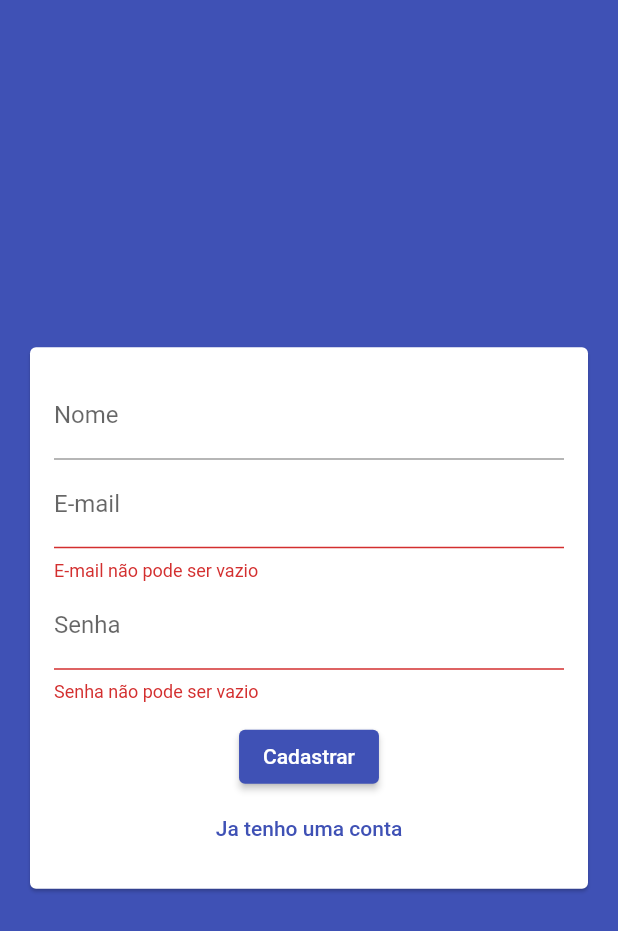
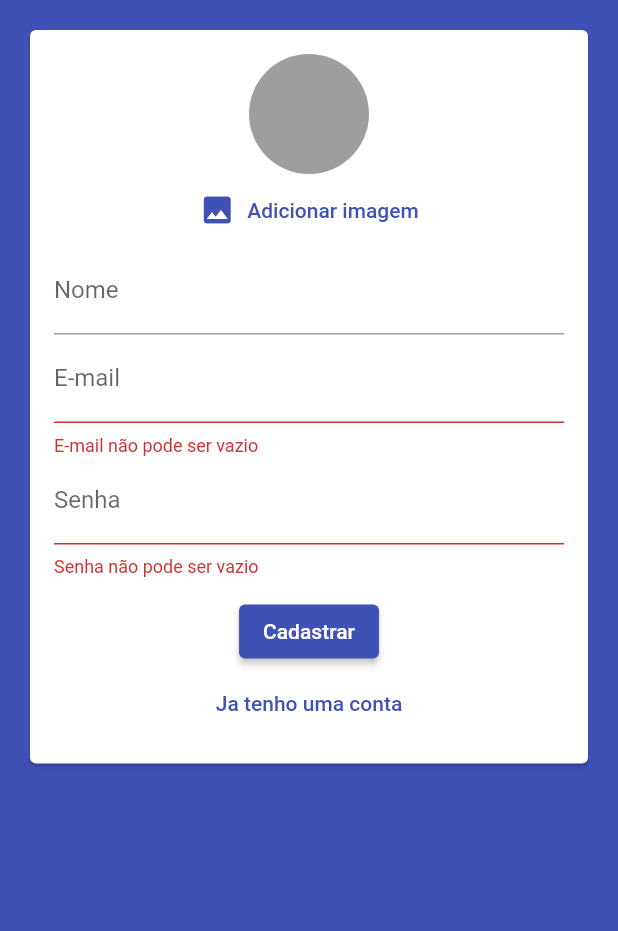
Before and after one commit to devleandrodias/udemy-cod3r-flutter, a Flutter app: the screen it shows after launch, after a tap on "Entrar", after a tap on "Criar uma nova conta?", on a phone screen of 412 x 824 dp. Shown: the top 931 px of the screen. Run offline on Flutter 3.47's test engine with Material 2 defaults, Android fonts, the phone set to English and light mode, and no system bars; our stand-ins replace cloud_firestore, firebase_auth, image_picker, location, sqflite; accounts and stored records are empty.

Commit message:
obtendo dados de imagem do usuario

```diff
--- a/flutter/07_chat/lib/models/auth_data.dart
+++ b/flutter/07_chat/lib/models/auth_data.dart
@@ -1,9 +1,12 @@
+import 'dart:io';
+
 enum EAuthMode {
   SIGN_IN,
   SIGN_UP,
 }
 
 class AuthData {
+  File image;
   String name;
   String email;
   String password;
--- a/flutter/07_chat/lib/screens/auth_screen.dart
+++ b/flutter/07_chat/lib/screens/auth_screen.dart
@@ -64,7 +64,8 @@ class _AuthScreenState extends State<AuthScreen> {
     return Scaffold(
       key: _scaffoldKey,
       backgroundColor: Theme.of(context).primaryColor,
-      body: Center(
+      body: SingleChildScrollView(
+        child: Center(
           child: Column(
             mainAxisSize: MainAxisSize.min,
             children: [
@@ -88,6 +89,7 @@ class _AuthScreenState extends State<AuthScreen> {
             ],
           ),
         ),
+      ),
     );
   }
 }
--- a/flutter/07_chat/lib/widgets/auth_form.dart
+++ b/flutter/07_chat/lib/widgets/auth_form.dart
@@ -1,4 +1,7 @@
+import 'dart:io';
+
 import 'package:chat/models/auth_data.dart';
+import 'package:chat/widgets/user_image_picker.dart';
 import 'package:flutter/material.dart';
 
 class AuthForm extends StatefulWidget {
@@ -14,14 +17,28 @@ class _AuthFormState extends State<AuthForm> {
   final AuthData _authData = AuthData();
   final GlobalKey<FormState> _formKey = GlobalKey();
 
-  void _submitForm() {
+  void _handleSubmitForm() {
     bool isFormValid = _formKey.currentState.validate();
 
     FocusScope.of(context).unfocus();
 
+    if (_authData.image == null && _authData.isSignUp) {
+      Scaffold.of(context).showSnackBar(
+        SnackBar(
+          content: Text('Precisamos da sua foto para cadastro'),
+          backgroundColor: Theme.of(context).errorColor,
+        ),
+      );
+      return;
+    }
+
     if (isFormValid) {
       widget.onSubmit(_authData);
     }
+  }
+
+  void _handlePickedImage(File image) {
+    _authData.image = image;
   }
 
   @override
@@ -36,6 +53,8 @@ class _AuthFormState extends State<AuthForm> {
               key: _formKey,
               child: Column(
                 children: [
+                  if (_authData.isSignUp)
+                    UserImagePicker(onImagePick: _handlePickedImage),
                   if (_authData.isSignUp)
                     TextFormField(
                       key: ValueKey('name'),
@@ -90,7 +109,7 @@ class _AuthFormState extends State<AuthForm> {
                   ),
                   SizedBox(height: 12),
                   ElevatedButton(
-                    onPressed: _submitForm,
+                    onPressed: _handleSubmitForm,
                     child: Text(_authData.isSignIn ? 'Entrar' : 'Cadastrar'),
                   ),
                   TextButton(
--- /dev/null
+++ b/flutter/07_chat/lib/widgets/user_image_picker.dart
@@ -0,0 +1,54 @@
+import 'dart:io';
+
+import 'package:flutter/material.dart';
+import 'package:image_picker/image_picker.dart';
+
+class UserImagePicker extends StatefulWidget {
+  final Function(File pickedImage) onImagePick;
+
+  const UserImagePicker({Key key, @required this.onImagePick})
+      : super(key: key);
+
+  @override
+  _UserImagePickerState createState() => _UserImagePickerState();
+}
+
+class _UserImagePickerState extends State<UserImagePicker> {
+  File _pickedImageFile;
+
+  Future<void> _pickImage() async {
+    final picker = ImagePicker();
+
+    final pickedImage = await picker.getImage(source: ImageSource.camera);
+
+    setState(() {
+      _pickedImageFile = File(pickedImage.path);
+    });
+
+    widget.onImagePick(_pickedImageFile);
+  }
+
+  @override
+  Widget build(BuildContext context) {
+    return Column(
+      children: [
+        CircleAvatar(
+          radius: 40,
+          backgroundColor: Colors.grey,
+          backgroundImage:
+              _pickedImageFile != null ? FileImage(_pickedImageFile) : null,
+        ),
+        TextButton.icon(
+          icon: Icon(Icons.image),
+          onPressed: _pickImage,
+          label: Text(
+            'Adicionar imagem',
+            style: TextStyle(
+              color: Theme.of(context).primaryColor,
+            ),
+          ),
+        )
+      ],
+    );
+  }
+}
--- a/flutter/07_chat/pubspec.yaml
+++ b/flutter/07_chat/pubspec.yaml
@@ -13,7 +13,9 @@ dependencies:
   flutter:
     sdk: flutter
 
+  image_picker: ^0.6.7
   firebase_auth: ^0.16.1
+  firebase_storage: ^3.1.6
   cloud_firestore: ^0.13.7
   cupertino_icons: ^1.0.2
 
```
Also changed, not shown: flutter/07_chat/pubspec.lock, 2 other files. Lines whose indentation alone changed are shown as unchanged.
